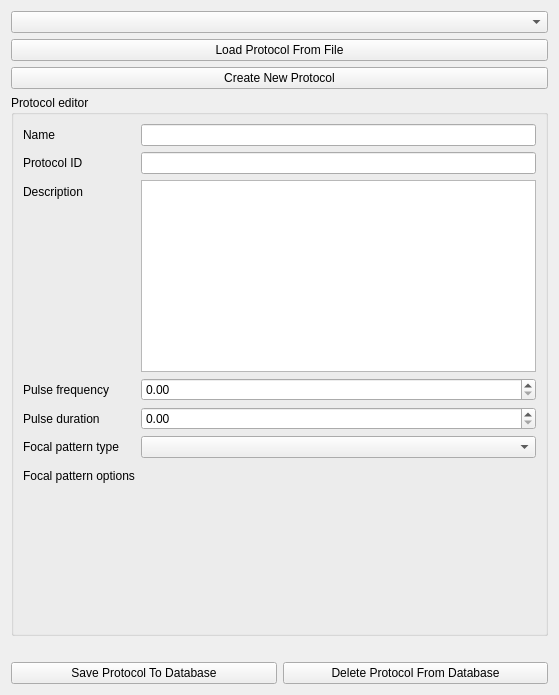
Above: OpenLIFUProtocolConfig/Resources/UI/OpenLIFUProtocolConfig.ui from OpenwaterHealth/SlicerOpenLIFU before the change. Below: the same form after it.
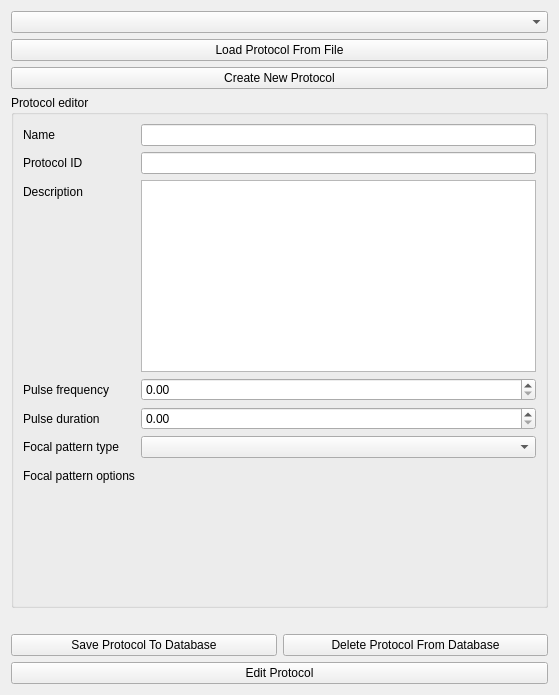
That is the form after the change. Custom widgets are drawn as their Qt base class.

Commit message: Add Edit Protocol button (#164)

The edit to the form file:
```diff
--- a/OpenLIFUProtocolConfig/Resources/UI/OpenLIFUProtocolConfig.ui
+++ b/OpenLIFUProtocolConfig/Resources/UI/OpenLIFUProtocolConfig.ui
@@ -229,6 +229,13 @@
           </item>
         </layout>
       </item>
+      <item>
+          <widget class="QPushButton" name="protocolEditButton">
+            <property name="text">
+              <string>Edit Protocol</string>
+            </property>
+          </widget>
+      </item>
     </layout>
   </widget>
   <customwidgets>
```
The commit also changes 1 other file.
